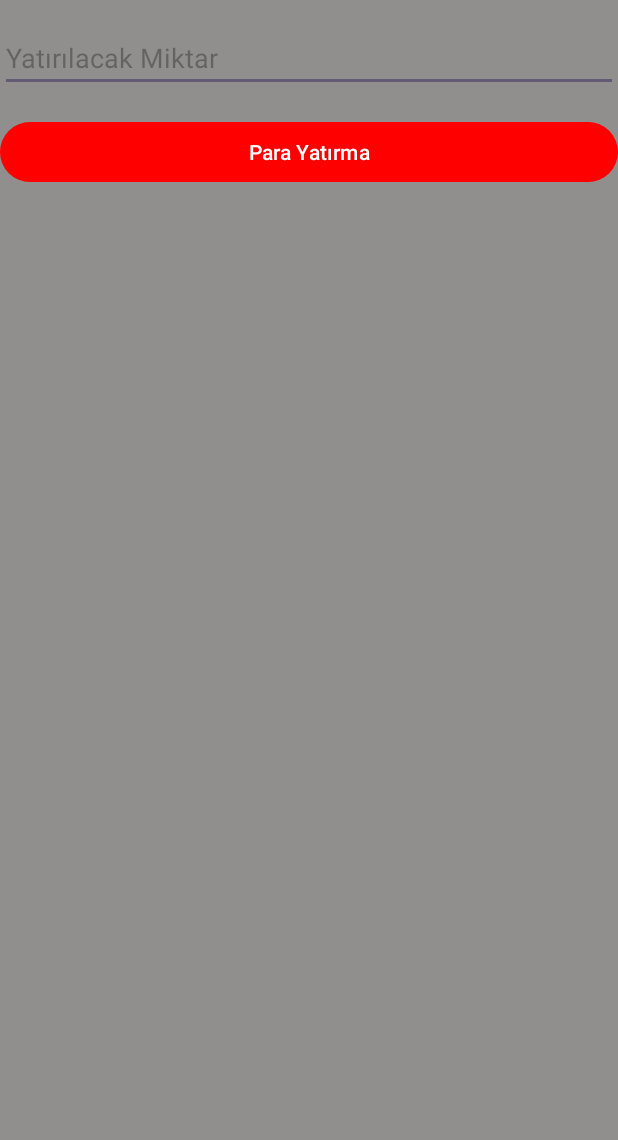
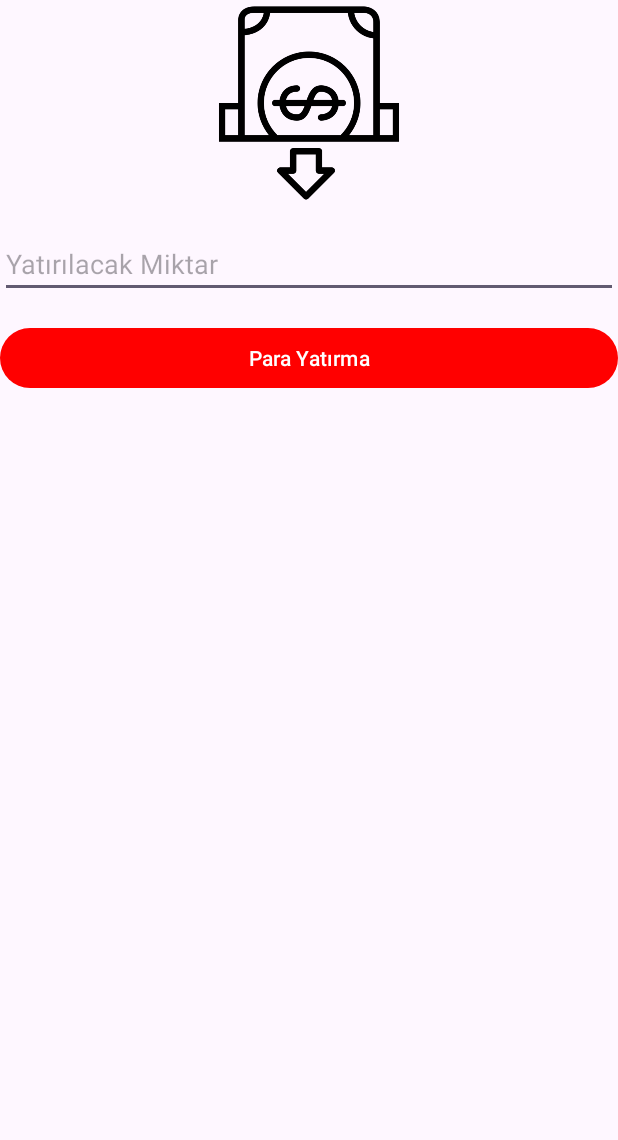
Before and after one commit to Berko01/Android-Online-Banking-App-With-Java-, an Android app: the DepositActivity screen opened directly, with no data from a screen before it, on a phone screen of 412 x 824 dp, the part 96-1236 px from its top. Run offline under Robolectric (Android 15) with nearby library versions, the phone set to English and light mode, and no system bars.

Commit message:
[Feat] pages desinged
Pages desinged

```diff
--- a/app/src/main/java/com/example/onlinebankingappproject/view/CreateAccountActivity.java
+++ b/app/src/main/java/com/example/onlinebankingappproject/view/CreateAccountActivity.java
@@ -8,6 +8,7 @@ import android.widget.EditText;
 import android.widget.Toast;
 
 import androidx.annotation.Nullable;
+import androidx.appcompat.widget.Toolbar;
 
 import com.example.onlinebankingappproject.R;
 import com.example.onlinebankingappproject.api.ApiPostTransactionService;
@@ -30,7 +31,8 @@ public class CreateAccountActivity extends BaseActivity {
         accountNameEditText = findViewById(R.id.accountNameEditText);
         accountTypeEditText = findViewById(R.id.accountTypeEditText);
         createAccountButton = findViewById(R.id.createAccountButton);
-
+        Toolbar toolbar = findViewById(R.id.toolbar);
+        setSupportActionBar(toolbar);
         apiPostTransactionService = new ApiPostTransactionService(this);
 
         createAccountButton.setOnClickListener(new View.OnClickListener() {
--- a/app/src/main/res/layout/activity_account_operations.xml
+++ b/app/src/main/res/layout/activity_account_operations.xml
@@ -17,7 +17,9 @@
         android:layout_width="377dp"
         android:layout_height="172dp"
         android:layout_below="@id/toolbar"
+        android:layout_alignParentStart="true"
         android:layout_alignParentEnd="true"
+        android:layout_marginStart="15dp"
         android:layout_marginTop="5dp"
         android:layout_marginEnd="19dp"
         app:cardBackgroundColor="#918F8E"
--- a/app/src/main/res/layout/activity_dashboard.xml
+++ b/app/src/main/res/layout/activity_dashboard.xml
@@ -6,8 +6,7 @@
         android:layout_height="match_parent"
         xmlns:app="http://schemas.android.com/apk/res-auto"
         tools:context="com.example.onlinebankingappproject.view.DashboardActivity"
-    android:id="@+id/relativelayout"
-    android:background="#918F8E">
+        android:id="@+id/relativelayout">
 
         <androidx.appcompat.widget.Toolbar
             android:id="@+id/toolbar"
--- a/app/src/main/res/layout/activity_deposit.xml
+++ b/app/src/main/res/layout/activity_deposit.xml
@@ -1,10 +1,9 @@
 <!-- activity_deposit.xml -->
-<RelativeLayout
-    xmlns:android="http://schemas.android.com/apk/res/android"
+<RelativeLayout xmlns:android="http://schemas.android.com/apk/res/android"
     xmlns:tools="http://schemas.android.com/tools"
     android:layout_width="match_parent"
     android:layout_height="match_parent"
-    android:background="#918F8E"
+    xmlns:app="http://schemas.android.com/apk/res-auto"
     android:id="@+id/relativelayout"
     tools:context="com.example.onlinebankingappproject.view.DepositActivity">
 
@@ -14,12 +13,18 @@
         android:layout_height="?attr/actionBarSize"
         android:background="?attr/colorPrimary"
         android:theme="@style/ThemeOverlay.AppCompat.Dark.ActionBar" />
-
+    <ImageView
+        android:id="@+id/depositMoney"
+        android:layout_width="153dp"
+        android:layout_height="137dp"
+        android:layout_below="@id/toolbar"
+        android:layout_centerHorizontal="true"
+        app:srcCompat="@drawable/deposit_money" />
     <EditText
         android:id="@+id/amountEditText"
         android:layout_width="match_parent"
         android:layout_height="wrap_content"
-        android:layout_below="@+id/toolbar"
+        android:layout_below="@+id/depositMoney"
         android:layout_marginTop="16dp"
         android:hint="Yatırılacak Miktar"
         android:inputType="numberDecimal" />
--- a/app/src/main/res/values/themes.xml
+++ b/app/src/main/res/values/themes.xml
@@ -1,4 +1,5 @@
 <resources xmlns:tools="http://schemas.android.com/tools">
+
     <!-- Base application theme. -->
     <style name="Base.Theme.OnlineBankingAppProject" parent="Theme.Material3.DayNight.NoActionBar">
         <item name="colorPrimary">@color/colorPrimary</item>
@@ -6,5 +7,15 @@
         <!-- <item name="colorPrimary">@color/my_light_primary</item> -->
     </style>
 
-    <style name="Theme.OnlineBankingAppProject" parent="Base.Theme.OnlineBankingAppProject" />
+    <!-- Options Menu için özelleştirilmiş tema -->
+    <style name="OptionsMenuStyle" parent="Widget.AppCompat.PopupMenu">
+        <item name="android:popupBackground">@android:color/white</item> <!-- Arka plan rengi -->
+        <item name="android:textColor">@android:color/black</item> <!-- Yazı rengi -->
+    </style>
+
+    <!-- Uygulama temasını Options Menu teması ile birleştirme -->
+    <style name="Theme.OnlineBankingAppProject" parent="Base.Theme.OnlineBankingAppProject">
+        <item name="android:popupMenuStyle">@style/OptionsMenuStyle</item>
+    </style>
+
 </resources>
```
Also changed, not shown: app/src/main/java/com/example/onlinebankingappproject/adapters/DashboardAdapter.java (+41 -4 lines), app/src/main/java/com/example/onlinebankingappproject/view/CurrencyDisplayActivity.java (+6 -5 lines), app/src/main/res/layout/activity_payment.xml (+9 -2 lines), app/src/main/res/layout/activity_transfer.xml (+9 -2 lines), app/src/main/res/layout/activity_withdraw.xml (+10 -5 lines), app/src/main/res/layout/item.xml (+20 -1 lines). Lines whose indentation alone changed are shown as unchanged.
